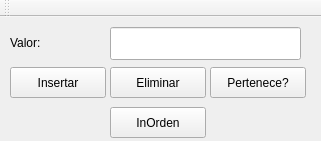
First picture: the form in MainWindow.ui, repository JairFrancesco/ArbolAVL, before the edit.
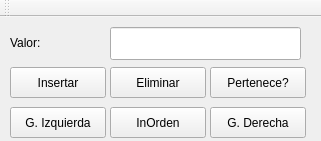
Second picture: the form after the edit.

Patch:
```diff
--- a/MainWindow.ui
+++ b/MainWindow.ui
@@ -89,6 +89,32 @@
      <string>InOrden</string>
     </property>
    </widget>
+   <widget class="QPushButton" name="pushButton_5">
+    <property name="geometry">
+     <rect>
+      <x>10</x>
+      <y>90</y>
+      <width>96</width>
+      <height>31</height>
+     </rect>
+    </property>
+    <property name="text">
+     <string>G. Izquierda</string>
+    </property>
+   </widget>
+   <widget class="QPushButton" name="pushButton_6">
+    <property name="geometry">
+     <rect>
+      <x>210</x>
+      <y>90</y>
+      <width>96</width>
+      <height>31</height>
+     </rect>
+    </property>
+    <property name="text">
+     <string>G. Derecha</string>
+    </property>
+   </widget>
   </widget>
   <widget class="QToolBar" name="mainToolBar">
    <attribute name="toolBarArea">
```
